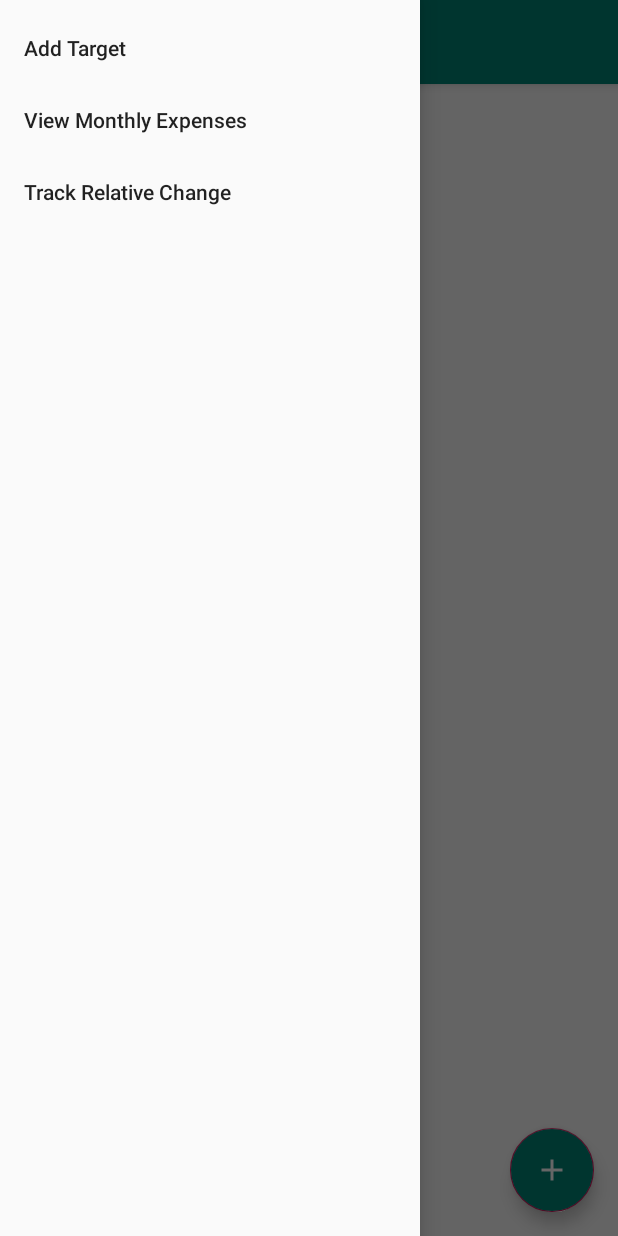
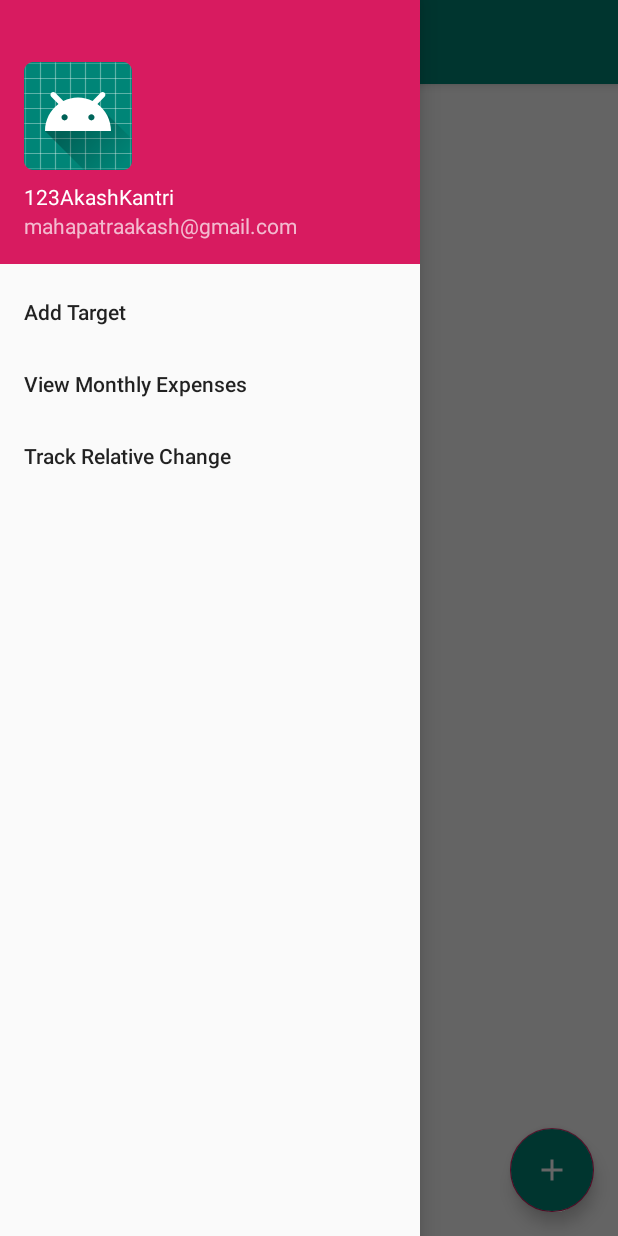
Before and after one commit to TheAkash2002/BudgetManager, an Android app: the screen it shows after launch (MainActivity), with the side drawer open, on a phone screen of 412 x 824 dp. Run offline under Robolectric (Android 15) with nearby library versions, the phone set to English and light mode, and no system bars.

Commit message:
Fixed Expense Data display Added Monthly Data Display (List only) Category Spinner temporarily accepts only hardcoded values Added AnyChart dependencies Removed implementation 'com.android.support:design:28.0.0' line

```diff
--- a/app/build.gradle
+++ b/app/build.gradle
@@ -31,5 +31,5 @@ dependencies {
     testImplementation 'junit:junit:4.12'
     androidTestImplementation 'androidx.test.ext:junit:1.1.0'
     androidTestImplementation 'androidx.test.espresso:espresso-core:3.1.1'
-    implementation 'com.android.support:design:28.0.0'
+    implementation 'com.github.AnyChart:AnyChart-Android:1.1.2'
 }
--- a/app/src/main/java/com/princeakash/budgetmanager/ActivityViewAddCategory.java
+++ b/app/src/main/java/com/princeakash/budgetmanager/ActivityViewAddCategory.java
@@ -29,6 +29,7 @@ public class ActivityViewAddCategory extends AppCompatActivity {
     private RecyclerView.Adapter adapter;
 
     private List<ListItem> listItems;
+
     @Override
     protected void onCreate(Bundle savedInstanceState) {
         super.onCreate(savedInstanceState);
@@ -81,7 +82,7 @@ public class ActivityViewAddCategory extends AppCompatActivity {
         listItems = new ArrayList<>();
 
         for(int i=0; i<=29; i++){
-            ListItem listItem = new ListItem("Books", i+1, 12, "22/09/2019");
+            ListItem listItem = new ListItem("Books", "SubHeading " + (i+1), "SubHeading " + "12", "22/09/2019");
             listItems.add(listItem);
         }
 
--- a/app/src/main/java/com/princeakash/budgetmanager/DatabaseHelper.java
+++ b/app/src/main/java/com/princeakash/budgetmanager/DatabaseHelper.java
@@ -5,6 +5,7 @@ import android.content.Context;
 import android.database.Cursor;
 import android.database.sqlite.SQLiteDatabase;
 import android.database.sqlite.SQLiteOpenHelper;
+import android.util.Log;
 
 import androidx.annotation.Nullable;
 
@@ -12,6 +13,8 @@ import java.text.DateFormat;
 import java.text.SimpleDateFormat;
 import java.util.ArrayList;
 import java.util.Calendar;
+
+import static java.lang.Integer.parseInt;
 
 public class DatabaseHelper extends SQLiteOpenHelper {
 
@@ -50,6 +53,7 @@ public class DatabaseHelper extends SQLiteOpenHelper {
         long insert;
 
         if(db.rawQuery("SELECT * FROM " + categoryTable + " WHERE " + colCategoryName + " = ?", new String[] {"Books And Stationery"}).getCount()==0){
+            Log.d("B&S", "Added B&S");
             contentValues.clear();
             contentValues.put(colCategoryName, "Books And Stationery");
             insert = db.insert(categoryTable, colCategoryID, contentValues);
@@ -74,6 +78,11 @@ public class DatabaseHelper extends SQLiteOpenHelper {
             contentValues.put(colCategoryName, "Party");
             insert = db.insert(categoryTable, colCategoryID, contentValues);
         }
+        if(db.rawQuery("SELECT * FROM " + categoryTable + " WHERE " + colCategoryName + " = ?", new String[] {"Party"}).getCount()==0){
+            contentValues.clear();
+            contentValues.put(colCategoryName, "Target");
+            insert = db.insert(categoryTable, colCategoryID, contentValues);
+        }
 
     }
 
@@ -92,11 +101,11 @@ public class DatabaseHelper extends SQLiteOpenHelper {
         return !(insert==-1);
     }
 
-    public boolean insertExpenseData(String category, int amount){
+    public boolean insertExpenseData(String category, String amount){
         SQLiteDatabase db = this.getWritableDatabase();
 
         calendar = Calendar.getInstance();
-        SimpleDateFormat simpleDateFormat = new SimpleDateFormat("dd-MM-yyyy");
+        SimpleDateFormat simpleDateFormat = new SimpleDateFormat("yyyy-MM-dd");
         String date = simpleDateFormat.format(calendar.getTime());
 
         ContentValues contentValues = new ContentValues();
@@ -110,7 +119,8 @@ public class DatabaseHelper extends SQLiteOpenHelper {
             return true;
     }
 
-    /*public Integer deleteExpenseData(int id){
+    /*
+    public Integer deleteExpenseData(int id){
         SQLiteDatabase db = this.getWritableDatabase();
         Integer id2 = id;
         return db.delete(expenseTable, "ID = ?", new String[] {id2.toString()});
@@ -121,28 +131,29 @@ public class DatabaseHelper extends SQLiteOpenHelper {
 
     }
 
-    public ArrayList<ListItem> viewAllExpenseData(){
-        SQLiteDatabase db = this.getWritableDatabase();
-        Cursor res = db.rawQuery("SELECT * FROM " + expenseTable, null);
-        ArrayList<ListItem> listItems = new ArrayList<>();
-        String category, date;
-        Integer id, amount;
-        while(res.moveToNext()){
-            id = Integer.parseInt(res.getString(0));
-            amount = Integer.parseInt(res.getString(1));
-            category = res.getString(2);
-            date = res.getString(3);
-            ListItem temp = new ListItem(category, amount, id, date);
-            listItems.add(temp);
-        }
-        return listItems;
+    public Cursor viewAllExpenseData(){
+        SQLiteDatabase db = this.getReadableDatabase();
+        Cursor res = db.rawQuery("SELECT * FROM " + expenseTable + " ORDER BY " + colExpenseDate + " DESC", null);
+        return res;
     }
 
-    public void viewMonthlyExpenseData(String month, String year){
-
+    public Cursor viewMonthlyExpenseData(String month, String year){
+        SQLiteDatabase db = this.getReadableDatabase();
+        String startDate = year + "-" + month + "-00";
+        String endDate = year + "-" + month + "-31";
+        Cursor res = db.rawQuery("SELECT * FROM " + expenseTable + " WHERE " + colExpenseDate + " BETWEEN ? AND ?", new String[] {startDate, endDate});
+        return res;
     }
 
-    public boolean insertTargetData(int amount, String month, String year){
+    public Cursor viewMonthlyExpenseDataPie(String month, String year){
+        SQLiteDatabase db = this.getReadableDatabase();
+        String startDate = year + "-" + month + "-00";
+        String endDate = year + "-" + month + "-31";
+        Cursor res = db.rawQuery("SELECT SUM(" + colExpenseAmount + "), " + colExpenseCategory + " FROM " + expenseTable + " WHERE " + colExpenseDate + " BETWEEN ? AND ? GROUP BY " + colExpenseCategory, new String[] {startDate, endDate});
+        return res;
+    }
+
+    public boolean insertTargetData(String amount, String month, String year){
         SQLiteDatabase db = this.getWritableDatabase();
 
         String date = year + "-" + month + "-01";
@@ -158,5 +169,11 @@ public class DatabaseHelper extends SQLiteOpenHelper {
             return true;
     }
 
+    public Cursor viewAllCategoryData(){
+        SQLiteDatabase db = this.getReadableDatabase();
+        Cursor res = db.rawQuery("SELECT * FROM " + categoryTable, null);
+        return res;
+    }
+
 
 }
--- a/app/src/main/java/com/princeakash/budgetmanager/MainActivity.java
+++ b/app/src/main/java/com/princeakash/budgetmanager/MainActivity.java
@@ -1,6 +1,7 @@
 package com.princeakash.budgetmanager;
 
 import androidx.annotation.NonNull;
+import androidx.appcompat.app.ActionBarDrawerToggle;
 import androidx.appcompat.app.AppCompatActivity;
 import androidx.appcompat.widget.Toolbar;
 import androidx.drawerlayout.widget.DrawerLayout;
@@ -8,6 +9,7 @@ import androidx.recyclerview.widget.LinearLayoutManager;
 import androidx.recyclerview.widget.RecyclerView;
 
 import android.content.Intent;
+import android.database.Cursor;
 import android.database.sqlite.SQLiteDatabase;
 import android.os.Bundle;
 import android.view.MenuItem;
@@ -45,6 +47,10 @@ public class MainActivity extends AppCompatActivity {
 
         drawerLayout = findViewById(R.id.drawer_layout);
         navigationView = findViewById(R.id.navigation_view);
+
+        ActionBarDrawerToggle toggle = new ActionBarDrawerToggle(this, drawerLayout, toolbar, R.string.navigation_drawer_open, R.string.navigation_drawer_close);
+        drawerLayout.addDrawerListener(toggle);
+        toggle.syncState();
 
         floatingActionButton = findViewById(R.id.fab);
         floatingActionButton.setOnClickListener(new View.OnClickListener() {
@@ -85,8 +91,14 @@ public class MainActivity extends AppCompatActivity {
         recyclerView.setLayoutManager(new LinearLayoutManager(this));
 
         listItems = new ArrayList<>();
-        listItems = myDb.viewAllExpenseData();
-
+        Cursor cursor = myDb.viewAllExpenseData();
+        if(cursor.getCount()!=0) {
+            cursor.moveToFirst();
+            do {
+                ListItem listItem = new ListItem(cursor.getString(0), cursor.getString(1), cursor.getString(2), cursor.getString(3));
+                listItems.add(listItem);
+            } while (cursor.moveToNext());
+        }
         adapter = new MyAdapter(listItems, this);
 
         recyclerView.setAdapter(adapter);
--- a/app/src/main/java/com/princeakash/budgetmanager/MyAdapter.java
+++ b/app/src/main/java/com/princeakash/budgetmanager/MyAdapter.java
@@ -9,11 +9,12 @@ import android.widget.TextView;
 import androidx.annotation.NonNull;
 import androidx.recyclerview.widget.RecyclerView;
 
+import java.util.ArrayList;
 import java.util.List;
 
 public class MyAdapter extends RecyclerView.Adapter<MyAdapter.MyViewHolder>{
 
-    private List<ListItem> listItems;
+    List<ListItem> listItems = new ArrayList<>();
 
     public MyAdapter(List<ListItem> listItems, Context context) {
         this.listItems = listItems;
--- a/app/src/main/res/layout/activity_main.xml
+++ b/app/src/main/res/layout/activity_main.xml
@@ -5,6 +5,7 @@
     xmlns:tools="http://schemas.android.com/tools"
     android:layout_width="match_parent"
     android:layout_height="match_parent"
+    tools:openDrawer="start"
     tools:context=".MainActivity"
     android:id="@+id/drawer_layout"
     android:fitsSystemWindows="true">
@@ -51,6 +52,7 @@
         android:layout_height="match_parent"
         android:layout_gravity="start"
         android:id="@+id/navigation_view"
+        app:headerLayout="@layout/nav_header"
         app:menu="@menu/drawer_menu"
         />
 
--- /dev/null
+++ b/app/src/main/res/layout/nav_header.xml
@@ -0,0 +1,28 @@
+<?xml version="1.0" encoding="utf-8"?>
+<LinearLayout xmlns:android="http://schemas.android.com/apk/res/android"
+    android:orientation="vertical"
+    android:layout_width="match_parent"
+    android:layout_height="176dp"
+    android:background="@color/colorAccent"
+    android:gravity="bottom"
+    android:padding="16dp"
+    android:theme="@style/ThemeOverlay.AppCompat.Dark">
+
+    <ImageView
+        android:layout_width="wrap_content"
+        android:layout_height="wrap_content"
+        android:src="@mipmap/ic_launcher_round" />
+
+    <TextView
+        android:layout_width="wrap_content"
+        android:layout_height="wrap_content"
+        android:paddingTop="8dp"
+        android:text="123AkashKantri"
+        android:textAppearance="@style/TextAppearance.AppCompat.Body1" />
+
+    <TextView
+        android:layout_width="wrap_content"
+        android:layout_height="wrap_content"
+        android:text="mahapatraakash@gmail.com" />
+
+</LinearLayout>
--- a/build.gradle
+++ b/build.gradle
@@ -18,6 +18,7 @@ allprojects {
     repositories {
         google()
         jcenter()
+        maven { url 'https://jitpack.io' }
 
     }
 }
```
Also changed, not shown: app/src/main/java/com/princeakash/budgetmanager/ActivityAddExpense.java (+89 -2 lines), app/src/main/java/com/princeakash/budgetmanager/ActivityAddTarget.java (+59 -1 lines), app/src/main/java/com/princeakash/budgetmanager/ActivityViewMonthlyExpenses.java (+41 -0 lines), app/src/main/java/com/princeakash/budgetmanager/ActivityViewMonthlyExpensesList.java (+19 -2 lines), app/src/main/java/com/princeakash/budgetmanager/CategoryItem.java (added, +19 -0 lines), app/src/main/java/com/princeakash/budgetmanager/ListItem.java (+6 -5 lines), app/src/main/res/layout/add_new_category_layout.xml (added, +21 -0 lines), app/src/main/res/layout/row_category_spinner.xml (added, +19 -0 lines), app/src/main/res/values/strings.xml (+9 -0 lines).
